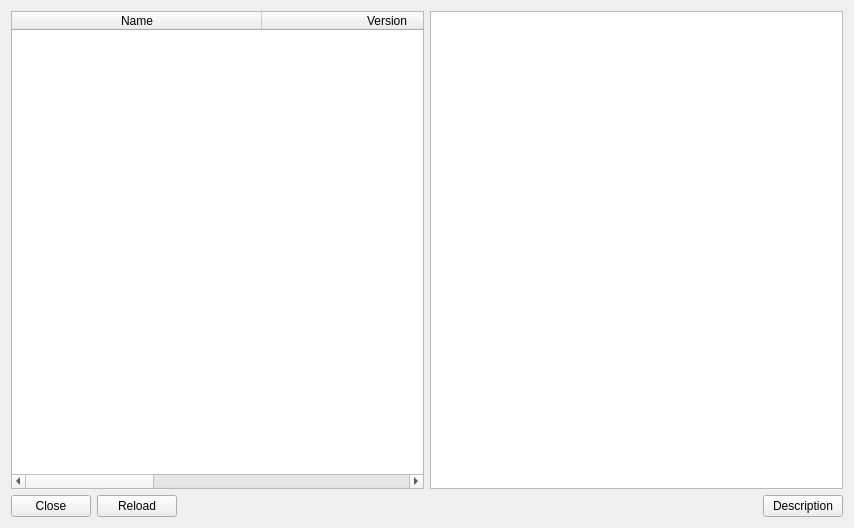
Old version of the form addonList/addons.ui in the repository Bluscream/pyTSon_plugins.
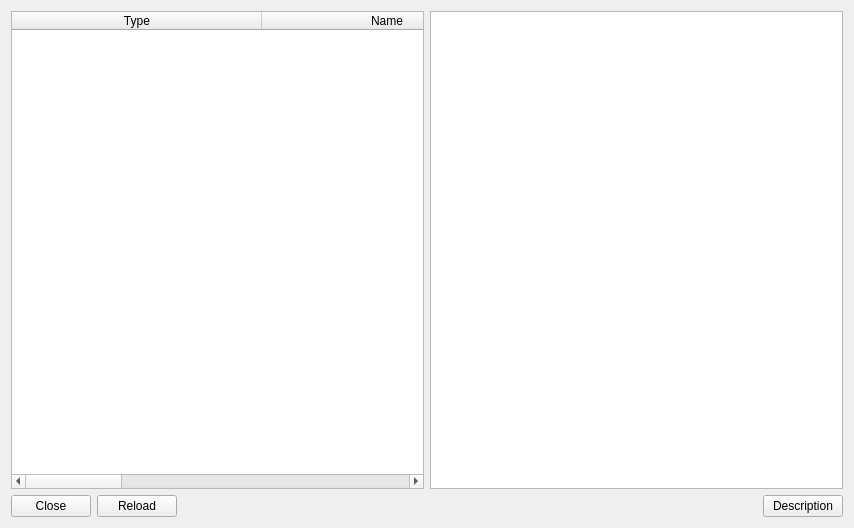
New version of the form.

Patch:
```diff
--- a/addonList/addons.ui
+++ b/addonList/addons.ui
@@ -36,6 +36,11 @@
        <attribute name="horizontalHeaderStretchLastSection">
         <bool>true</bool>
        </attribute>
+       <column>
+        <property name="text">
+         <string>Type</string>
+        </property>
+       </column>
        <column>
         <property name="text">
          <string>Name</string>
```
